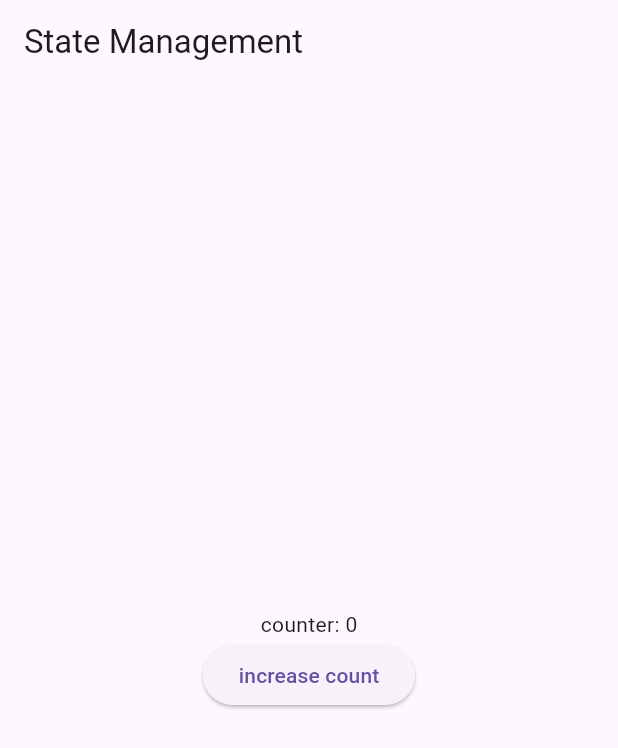
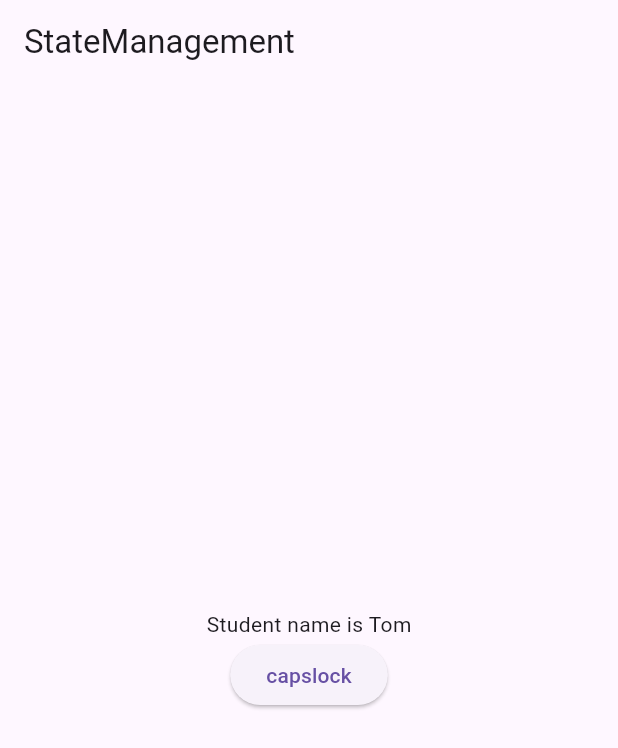
Before and after one commit to kiingxo/getx-tutorial, a Flutter app: the screen it shows after launch, on a phone screen of 412 x 824 dp. Shown: the top 748 px of the screen. Run offline on Flutter 3.47's test engine with Material 3 defaults, Android fonts, the phone set to English and light mode, and no system bars; our stand-ins replace get.

Commit message:
obs on individal var and obs on entire class

```diff
--- a/lib/main.dart
+++ b/lib/main.dart
@@ -1,5 +1,6 @@
 import 'package:flutter/material.dart';
 import 'package:get/get.dart';
+import 'package:getx_tutorial/student.dart';
 
 void main() {
   runApp(
@@ -12,7 +13,7 @@ class MyApp extends StatelessWidget {
 
   @override
   Widget build(BuildContext context) {
-    return const GetMaterialApp(
+    return GetMaterialApp(
       debugShowCheckedModeBanner: false,
       title: "Getx",
       home: HomePage(),
@@ -20,19 +21,17 @@ class MyApp extends StatelessWidget {
   }
 }
 
+//obs on individal variables in the class
 class HomePage extends StatelessWidget {
-  const HomePage({super.key});
+  var student = Student1();
+  // var studentName = Student().name.value;
+  HomePage({super.key});
 
   @override
   Widget build(BuildContext context) {
-    var counter = 0.obs;
-    void increase() {
-      counter++;
-    }
-
     return Scaffold(
       appBar: AppBar(
-        title: const Text("State Management"),
+        title: const Text("StateManagement"),
       ),
       body: Center(
         child: Column(
@@ -40,13 +39,17 @@ class HomePage extends StatelessWidget {
           crossAxisAlignment: CrossAxisAlignment.center,
           children: [
             Obx(
-              () => Text("counter: $counter"),
+              () => Text("Student name is ${student.name.value}"),
             ),
             ElevatedButton(
               onPressed: () {
-                increase();
+                if (student.name.value == student.name.value.toUpperCase()) {
+                  student.name.value = student.name.value.toLowerCase();
+                } else {
+                  student.name.value = student.name.value.toUpperCase();
+                }
               },
-              child: const Text("increase count"),
+              child: const Text("capslock"),
             ),
           ],
         ),
@@ -54,3 +57,48 @@ class HomePage extends StatelessWidget {
     );
   }
 }
+
+//obs on the entire class
+class HomePage2 extends StatelessWidget {
+  var student = Student2(name: "Israel", age: 40).obs;
+
+  HomePage2({super.key});
+
+  @override
+  Widget build(BuildContext context) {
+    return Scaffold(
+      appBar: AppBar(
+        title: const Text("StateManagement"),
+      ),
+      body: Center(
+        child: Column(
+          mainAxisAlignment: MainAxisAlignment.center,
+          crossAxisAlignment: CrossAxisAlignment.center,
+          children: [
+            Obx(
+              () => Text("Student name is ${student.value.name}"),
+            ),
+            ElevatedButton(
+              onPressed: () {
+                student.update((val) {
+                  student.value.name =
+                      student.value.name.toString().toUpperCase();
+                });
+              },
+              // onPressed: () {
+              //   if (student.value.name ==
+              //       student.value.name.toString().toUpperCase()) {
+              //     student.value.name =
+              //         student.value.name.toString().toLowerCase();
+              //   } else {
+              //     student.value.name = student.value.toString().toUpperCase();
+              //   }
+              // },
+              child: const Text("caps"),
+            ),
+          ],
+        ),
+      ),
+    );
+  }
+}
--- /dev/null
+++ b/lib/student.dart
@@ -0,0 +1,14 @@
+import 'package:get/get.dart';
+
+//obs on individual var
+class Student1 {
+  var name = "Tom".obs;
+  var age = 25.obs;
+}
+
+//creating a constrctor of a class to obs on the entire class when an obbject is created
+class Student2 {
+  var name;
+  var age;
+  Student2({required this.name, required this.age});
+}
```
